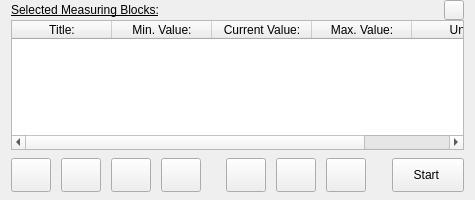
Before: the Qt Designer form ui/CUcontent_MBsSWs.ui in Comer352L/FreeSSM, drawn with Qt 5.
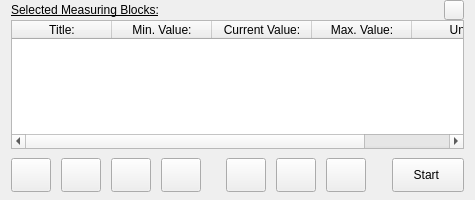
After: the same form once the commit is applied. Icons and pictures are not drawn.

Commit message: Completed translations, minor GUI-layout-fix

Patch:
```diff
--- a/ui/CUcontent_MBsSWs.ui
+++ b/ui/CUcontent_MBsSWs.ui
@@ -193,7 +193,7 @@
       <number>10</number>
      </property>
      <property name="topMargin">
-      <number>8</number>
+      <number>9</number>
      </property>
      <item>
       <widget class="QPushButton" name="mbswadd_pushButton">
```
The commit also changes 2 other files.
